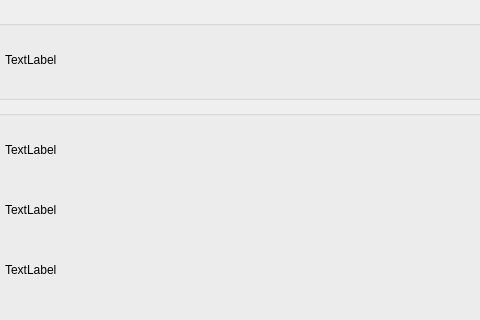
Old version of the form qt/t507/about_board.ui in the repository jizizihe/baijie_demo; both pictures show x 215 to 695 and y 0 to 320 of the 1024 by 600 pixel window.
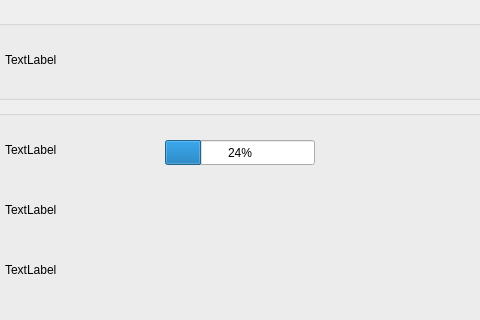
New version of the form. Icons and pictures are not drawn.

```diff
--- a/qt/t507/about_board.ui
+++ b/qt/t507/about_board.ui
@@ -113,6 +113,19 @@
        <string>TextLabel</string>
       </property>
      </widget>
+     <widget class="QProgressBar" name="progressBar">
+      <property name="geometry">
+       <rect>
+        <x>180</x>
+        <y>30</y>
+        <width>150</width>
+        <height>25</height>
+       </rect>
+      </property>
+      <property name="value">
+       <number>24</number>
+      </property>
+     </widget>
     </widget>
     <widget class="QGroupBox" name="groupBox_3">
      <property name="geometry">
```
